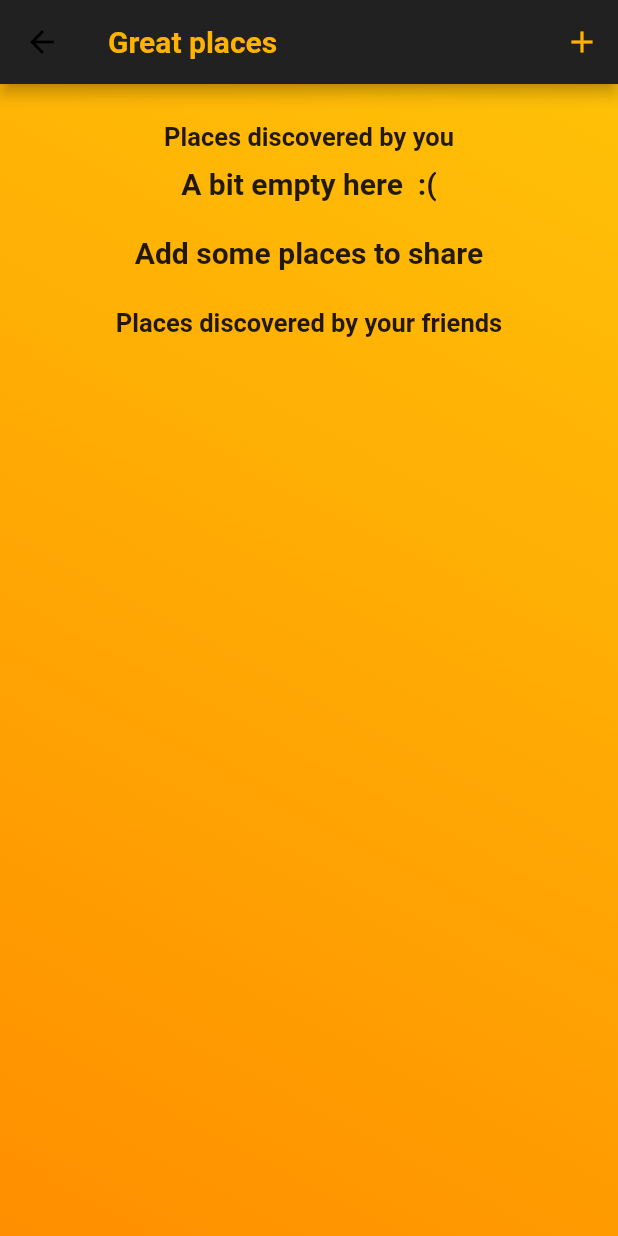
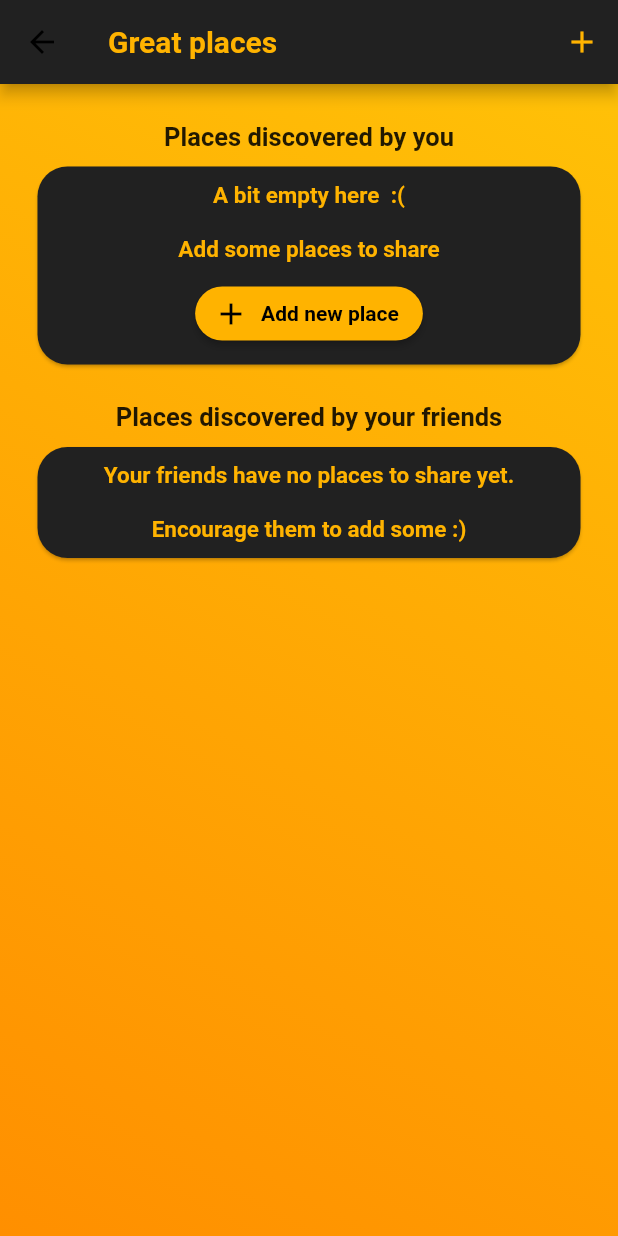
Before and after one commit to grand112/Whereabouts, a Flutter app: the PlacesListScreen screen opened directly, on a phone screen of 412 x 824 dp. Run offline on Flutter 3.47's test engine with Material 2 defaults, Android fonts, the phone set to English and light mode, and no system bars; our stand-ins replace cached_network_image, cloud_firestore, connectivity, firebase_auth, firebase_messaging, firebase_storage and 6 more; missing offline and left inert: workmanager; accounts and stored records are empty; network calls fail; statements that could not run were skipped.

Commit message:
places empty state

```diff
--- a/lib/screens/places_list_screen.dart
+++ b/lib/screens/places_list_screen.dart
@@ -109,16 +109,60 @@ class _PlacesListScreenState extends State<PlacesListScreen> {
                           }
                           final placesDocs = futureSnapshot.data.documents;
                           if (placesDocs.length == 0) {
-                            return Container(
-                              width: double.infinity,
+                            return Card(
+                              margin: EdgeInsets.only(
+                                left: 25,
+                                right: 25,
+                              ),
+                              shape: RoundedRectangleBorder(
+                                borderRadius: BorderRadius.circular(20),
+                              ),
+                              color: Theme.of(context).accentColor,
                               child: Center(
-                                child: Text(
+                                child: Container(
+                                  margin: EdgeInsets.only(
+                                    top: 10,
+                                    bottom: 10,
+                                  ),
+                                  child: Column(
+                                    children: [
+                                      Text(
                                         'A bit empty here  :(\n\nAdd some places to share',
                                         style: TextStyle(
                                           fontWeight: FontWeight.bold,
-                                    fontSize: 20,
+                                          fontSize: 15,
+                                          color:
+                                              Theme.of(context).backgroundColor,
                                         ),
                                         textAlign: TextAlign.center,
+                                      ),
+                                      Container(
+                                        margin: EdgeInsets.only(
+                                          top: 10,
+                                        ),
+                                        child: RaisedButton.icon(
+                                          shape: RoundedRectangleBorder(
+                                            borderRadius: BorderRadius.all(
+                                              Radius.circular(20),
+                                            ),
+                                          ),
+                                          color:
+                                              Theme.of(context).backgroundColor,
+                                          onPressed: () {
+                                            Navigator.of(context).pushNamed(
+                                                AddPlaceScreen.routeName);
+                                          },
+                                          icon: Icon(Icons.add),
+                                          label: Text(
+                                            'Add new place',
+                                            style: TextStyle(
+                                              fontWeight: FontWeight.bold,
+                                            ),
+                                          ),
+                                        ),
+                                      ),
+                                    ],
+                                  ),
                                 ),
                               ),
                             );
@@ -135,15 +179,18 @@ class _PlacesListScreenState extends State<PlacesListScreen> {
                                   placesDocs[index]['mapUrl'],
                                   placesDocs[index]['name'],
                                   placesDocs[index]['discoveredBy'],
-                                true
-                              );
+                                  true);
                             },
                             itemCount: placesDocs.length,
                           );
                         },
                       );
                     }),
-                Container(margin: EdgeInsets.only(top:25,bottom:10,),
+                Container(
+                  margin: EdgeInsets.only(
+                    top: 25,
+                    bottom: 10,
+                  ),
                   child: Text(
                     'Places discovered by your friends',
                     textAlign: TextAlign.center,
@@ -161,6 +208,35 @@ class _PlacesListScreenState extends State<PlacesListScreen> {
                         child: CircularProgressIndicator(),
                       );
                     }
+                    if (places.data.length == 0) {
+                      return Card(
+                        margin: EdgeInsets.only(
+                          left: 25,
+                          right: 25,
+                        ),
+                        shape: RoundedRectangleBorder(
+                          borderRadius: BorderRadius.circular(20),
+                        ),
+                        color: Theme.of(context).accentColor,
+                        child: Center(
+                          child: Container(
+                            margin: EdgeInsets.only(
+                              top: 10,
+                              bottom: 10,
+                            ),
+                            child: Text(
+                              'Your friends have no places to share yet.\n\nEncourage them to add some :)',
+                              style: TextStyle(
+                                fontWeight: FontWeight.bold,
+                                fontSize: 15,
+                                color: Theme.of(context).backgroundColor,
+                              ),
+                              textAlign: TextAlign.center,
+                            ),
+                          ),
+                        ),
+                      );
+                    }
                     return ListView.builder(
                       scrollDirection: Axis.vertical,
                       physics: NeverScrollableScrollPhysics(),
@@ -173,8 +249,7 @@ class _PlacesListScreenState extends State<PlacesListScreen> {
                             places.data[index]['mapUrl'],
                             places.data[index]['name'],
                             places.data[index]['discoveredBy'],
-                          false
-                        );
+                            false);
                       },
                       itemCount: places.data.length,
                     );
```
Lines whose indentation alone changed are shown as unchanged.
